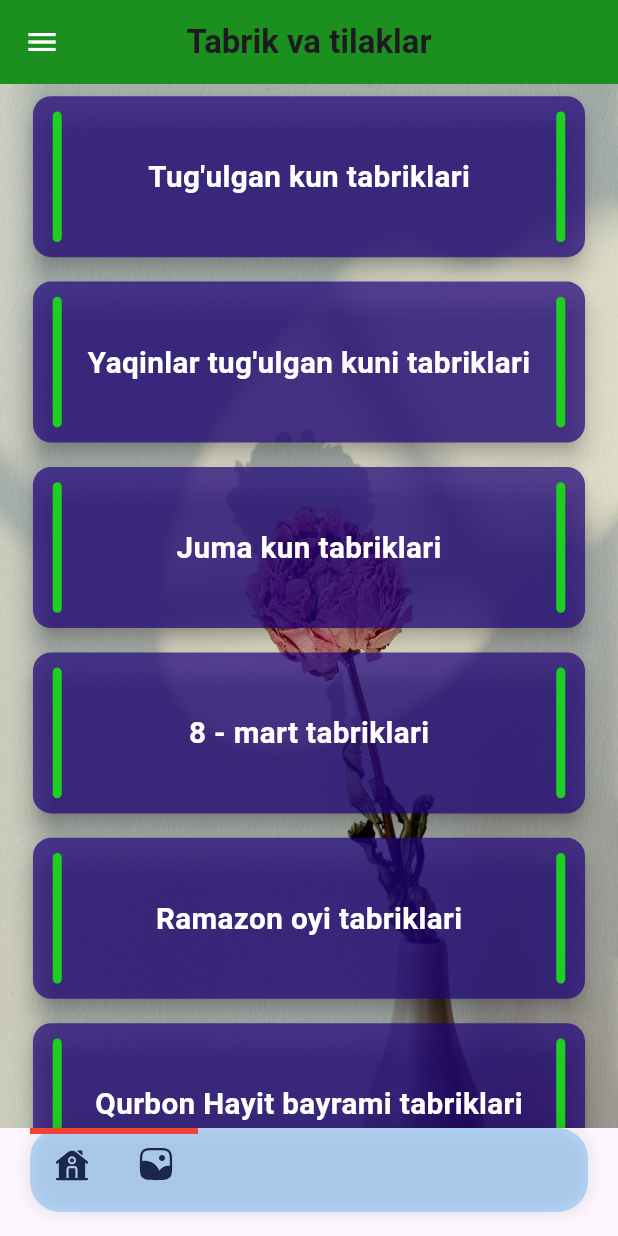
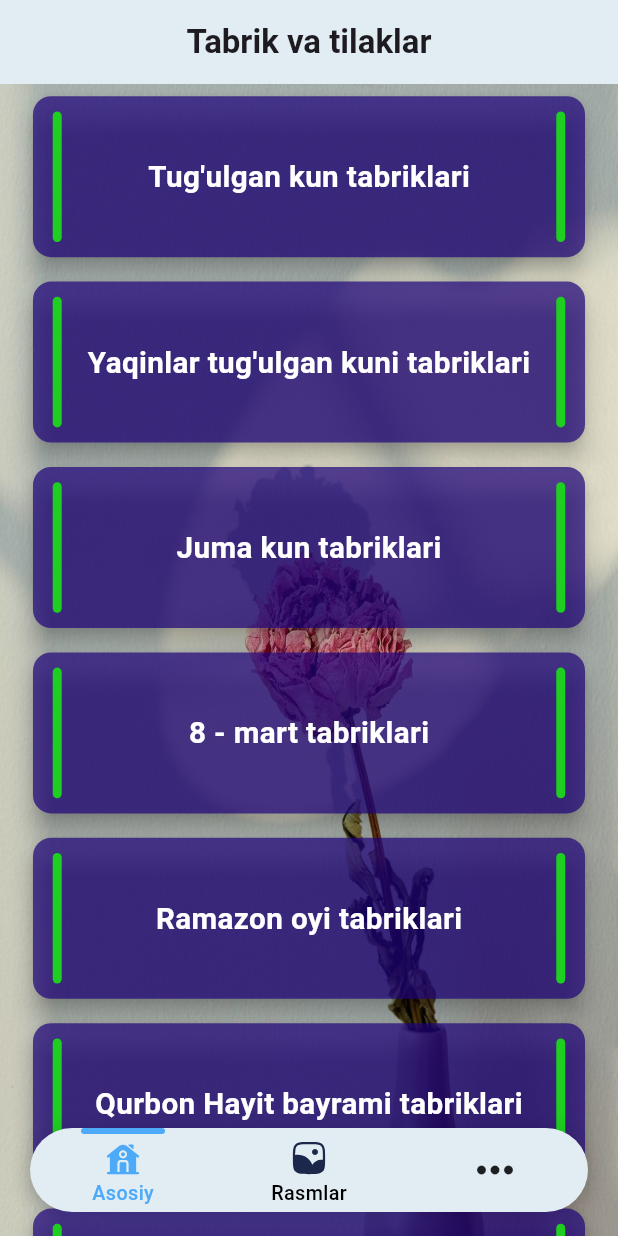
Before and after one commit to AbbosMamadaliyev/tabriknoma-va-tilaklar, a Flutter app: the screen it shows after launch, on a phone screen of 412 x 824 dp. Run offline on Flutter 3.47's test engine with Material 3 defaults, Android fonts, the phone set to English and light mode, and no system bars; drawn by our look-alikes of flutter_advanced_drawer; our stand-ins replace cached_network_image, connectivity_plus, curved_navigation_bar, dio, equatable, firebase_core and 19 more; missing offline and left inert: flutter_touch_ripple; accounts and stored records are empty.

Commit message:
refactor to new design

```diff
--- a/lib/assets/colors/app_colors.dart
+++ b/lib/assets/colors/app_colors.dart
@@ -29,4 +29,5 @@ class AppColors {
   static const grey3 = _gainsboro; //D9D9D9 //E0E0E0
   static const grey4 = _whiteSmoke;
   static const grey5 = _whiteSmoke2;
+  static const navBarColor = Color(0xffe1ecf3);
 }
--- a/lib/features/main_screen/main_screen.dart
+++ b/lib/features/main_screen/main_screen.dart
@@ -1,13 +1,12 @@
 // import 'package:app_version_update/app_version_update.dart';
 import 'package:curved_navigation_bar/curved_navigation_bar.dart';
 import 'package:flutter/material.dart';
-import 'package:flutter_advanced_drawer/flutter_advanced_drawer.dart';
 import 'package:flutter_screenutil/flutter_screenutil.dart';
-import 'package:flutter_svg/flutter_svg.dart';
-import 'package:tabriklar/assets/constants/app_icons.dart';
+import 'package:tabriklar/assets/colors/app_colors.dart';
 import 'package:tabriklar/features/components/background_home_page.dart';
-import 'package:tabriklar/features/components/custom_advanced_drawer.dart';
 import 'package:tabriklar/features/home_page/home_page.dart';
+import 'package:tabriklar/features/main_screen/widgets/nav_bar.dart';
+import 'package:tabriklar/features/more/presentation/more_screen.dart';
 import 'package:tabriklar/features/photos_page/category_photos.dart';
 
 class MainScreen extends StatefulWidget {
@@ -18,26 +17,15 @@ class MainScreen extends StatefulWidget {
 }
 
 class _MainScreenState extends State<MainScreen> {
-  final _advancedDrawerController = AdvancedDrawerController();
   int sectionIndex = 0;
-
-  void _handleMuneButtonPressed() {
-    _advancedDrawerController.showDrawer();
-  }
 
   @override
   Widget build(BuildContext context) {
-    return CustomAdvancedDrawer(
-      advancedDrawerController: _advancedDrawerController,
-      child: Scaffold(
+    return Scaffold(
+      extendBody: true,
       appBar: AppBar(
-          leading: IconButton(
-            icon: const Icon(
-              Icons.menu,
-              color: Colors.white,
-            ),
-            onPressed: _handleMuneButtonPressed,
-          ),
+        automaticallyImplyLeading: false,
+        backgroundColor: AppColors.navBarColor,
         title: Text(
           'Tabrik va tilaklar',
           style: TextStyle(
@@ -48,58 +36,19 @@ class _MainScreenState extends State<MainScreen> {
         centerTitle: true,
       ),
       body: BackgroundHomePage(
-          child: sectionIndex == 0 ? const HomePageBody() : const CategorPhotosWidget(),
+        child: sectionIndex == 0
+            ? const HomePageBody()
+            : sectionIndex == 1
+                ? const CategorPhotosWidget()
+                : const MoreFunctionsScreen(),
       ),
-        bottomNavigationBar: Container(
-          height: 56,
-          margin: const EdgeInsets.symmetric(horizontal: 20).copyWith(bottom: 16),
-          decoration: BoxDecoration(
-            borderRadius: BorderRadius.circular(20.r),
-            color: Colors.blue.withOpacity(.3),
-            boxShadow: [
-              BoxShadow(
-                color: Colors.black.withOpacity(0.1),
-                spreadRadius: 1,
-                blurRadius: 10,
-                offset: const Offset(0, 0),
-              ),
-            ],
-          ),
-          child: Row(
-            children: [
-              Column(
-                children: [
-                  Container(
-                    height: 4,
-                    width: 56,
-                    color: Colors.red,
-                  ),
-                  const SizedBox(height: 8),
-                  SvgPicture.asset(
-                    AppIcons.home,
-                    height: 24,
-                    width: 24,
-                  ),
-                ],
-              ),
-              Column(
-                children: [
-                  Container(
-                    height: 4,
-                    width: 56,
-                    color: Colors.red,
-                  ),
-                  const SizedBox(height: 8),
-                  SvgPicture.asset(
-                    AppIcons.gallery,
-                    height: 24,
-                    width: 24,
-                  ),
-                ],
-              ),
-            ],
-          ),
-        ),
+      bottomNavigationBar: NavigationBarWidget(
+        onTabChanged: (int index) {
+          setState(() {
+            sectionIndex = index;
+          });
+        },
+        sectionIndex: sectionIndex,
       ),
     );
   }
--- /dev/null
+++ b/lib/features/main_screen/widgets/nav_bar.dart
@@ -0,0 +1,129 @@
+import 'package:flutter/material.dart';
+import 'package:flutter_screenutil/flutter_screenutil.dart';
+import 'package:flutter_svg/flutter_svg.dart';
+import 'package:tabriklar/assets/colors/app_colors.dart';
+import 'package:tabriklar/assets/constants/app_icons.dart';
+
+class NavigationBarWidget extends StatefulWidget {
+  final Function(int index) onTabChanged;
+  final int sectionIndex;
+  const NavigationBarWidget({super.key, required this.onTabChanged, required this.sectionIndex});
+
+  @override
+  State<NavigationBarWidget> createState() => _NavigationBarWidgetState();
+}
+
+class _NavigationBarWidgetState extends State<NavigationBarWidget> {
+  @override
+  Widget build(BuildContext context) {
+    return Container(
+      height: 56,
+      margin: const EdgeInsets.symmetric(horizontal: 20).copyWith(bottom: 16),
+      decoration: BoxDecoration(
+        borderRadius: BorderRadius.circular(28.r),
+        color: AppColors.navBarColor,
+        boxShadow: [
+          BoxShadow(
+            color: Colors.black.withOpacity(0.1),
+            spreadRadius: 1,
+            blurRadius: 10,
+            offset: const Offset(0, 0),
+          ),
+        ],
+      ),
+      child: Row(
+        children: [
+          Expanded(
+            child: GestureDetector(
+              behavior: HitTestBehavior.opaque,
+              onTap: () {
+                widget.onTabChanged(0);
+              },
+              child: Column(
+                children: [
+                  AnimatedContainer(
+                    height: 4,
+                    width: widget.sectionIndex == 0 ? 56 : 0,
+                    duration: const Duration(milliseconds: 500),
+                    decoration: BoxDecoration(
+                      color: AppColors.blue,
+                      borderRadius: BorderRadius.circular(4),
+                    ),
+                  ),
+                  const SizedBox(height: 4),
+                  SvgPicture.asset(
+                    AppIcons.home,
+                    height: 24,
+                    width: 24,
+                    color: widget.sectionIndex == 0 ? AppColors.blue : null,
+                  ),
+                  const SizedBox(height: 2),
+                  Text(
+                    'Asosiy',
+                    style: TextStyle(
+                      fontSize: 12.sp,
+                      fontWeight: FontWeight.w500,
+                      color: widget.sectionIndex == 0 ? AppColors.blue : Colors.black,
+                    ),
+                  ),
+                ],
+              ),
+            ),
+          ),
+          Expanded(
+            child: GestureDetector(
+              behavior: HitTestBehavior.opaque,
+              onTap: () {
+                widget.onTabChanged(1);
+              },
+              child: Column(
+                children: [
+                  AnimatedContainer(
+                    height: 4,
+                    width: widget.sectionIndex == 1 ? 56 : 0,
+                    duration: const Duration(milliseconds: 500),
+                    decoration: BoxDecoration(
+                      color: AppColors.blue,
+                      borderRadius: BorderRadius.circular(4),
+                    ),
+                  ),
+                  const SizedBox(height: 4),
+                  SvgPicture.asset(
+                    AppIcons.gallery,
+                    height: 24,
+                    width: 24,
+                    color: widget.sectionIndex == 1 ? AppColors.blue : null,
+                  ),
+                  const SizedBox(height: 2),
+                  Text(
+                    'Rasmlar',
+                    style: TextStyle(
+                      fontSize: 12.sp,
+                      fontWeight: FontWeight.w500,
+                      color: widget.sectionIndex == 1 ? AppColors.blue : Colors.black,
+                    ),
+                  ),
+                ],
+              ),
+            ),
+          ),
+          Expanded(
+            child: GestureDetector(
+              behavior: HitTestBehavior.opaque,
+              onTap: () {
+                widget.onTabChanged(2);
+              },
+              child: Icon(
+                Icons.more_horiz,
+                size: 36,
+                // height: 24,
+                // width: 24,
+                color: widget.sectionIndex == 2 ? AppColors.blue : null,
+              ),
+            ),
+          ),
+        ],
+      ),
+    );
+  }
+}
```
Also changed, not shown: lib/features/more/presentation/more_screen.dart (added, +76 -0 lines). Lines whose indentation alone changed are shown as unchanged.
